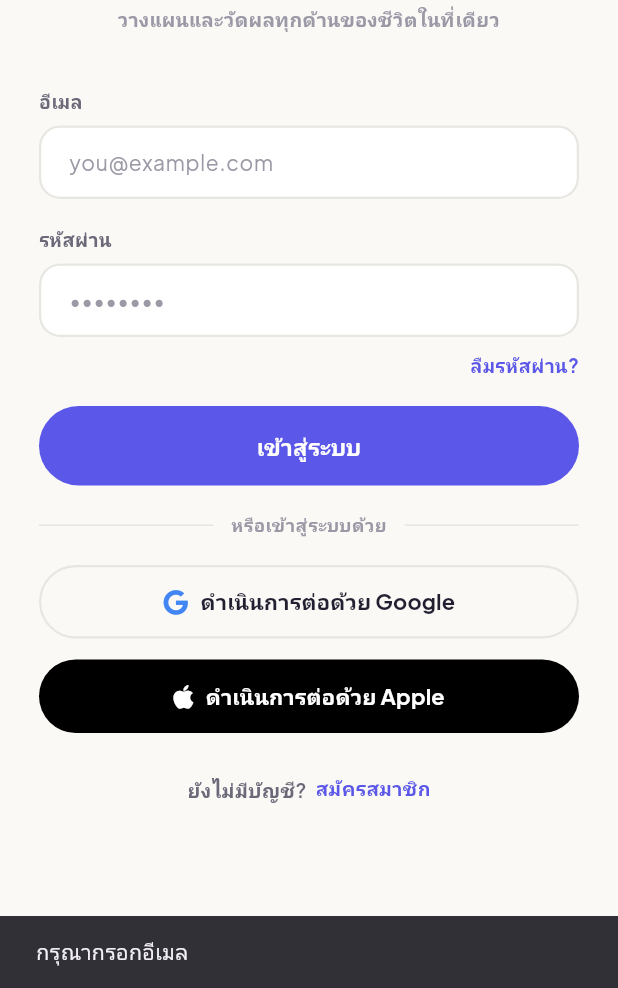
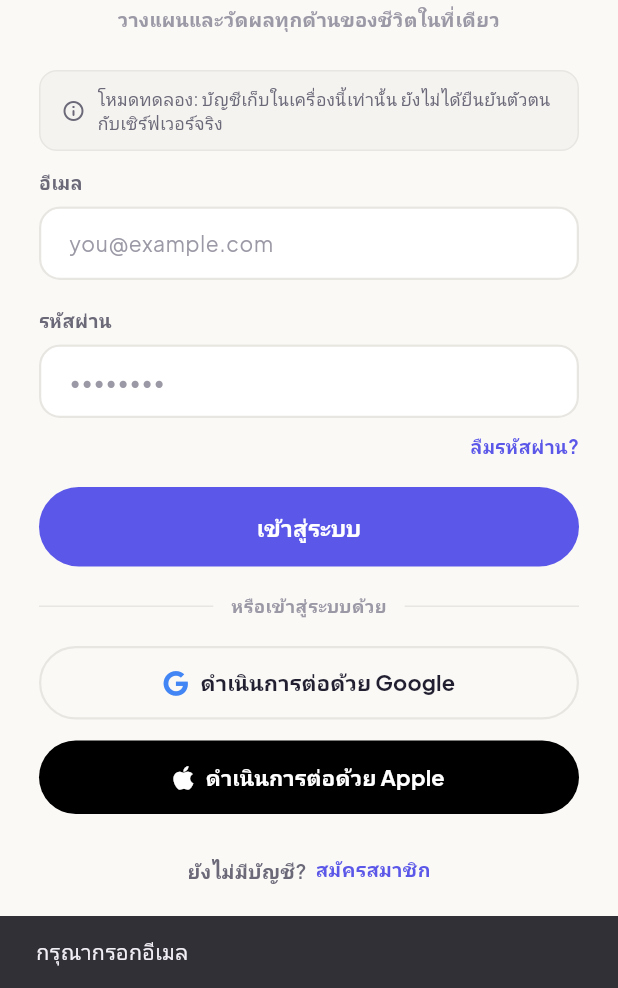
Before and after one commit to pakaneeserviceprogram-a11y/PROGRAMPLANNER, a Flutter app: the screen it shows after launch, after a tap on "เข้าสู่ระบบ", on a phone screen of 412 x 824 dp, the part 248-1236 px from its top. Run offline on Flutter 3.47's test engine with Material 3 defaults, Android fonts, the phone set to English and light mode, and no system bars; our stand-ins replace file_picker, flutter_local_notifications, flutter_timezone, font_awesome_flutter, google_fonts, hive_flutter and 2 more; accounts and stored records are empty.

Commit message:
แยกการยืนยันตัวตนเป็นชั้น AuthService เตรียมต่อระบบล็อกอินจริง
- AuthService (abstract) + AuthResult + AuthValidation และ LocalAuthService (พฤติกรรมเดิม บัญชีในเครื่อง)
- หน้า Login/Register/Profile/main.dart เรียกผ่าน AuthService.instance ไม่แตะ UserRepository ตรง ๆ
- หน้าเข้าสู่ระบบขึ้นแถบ "โหมดทดลอง" เมื่อยังไม่ใช่การยืนยันตัวตนจริง (หายเองเมื่อ isReal = true)
- ขั้นตอนต่อ Firebase Auth เขียนไว้ที่หัวไฟล์ auth_service.dart
- test ใหม่ auth_service_test.dart (9) รวม 131 tests

Co-Authored-By: Claude Opus 5 <noreply@anthropic.com>
Claude-Session: https://claude.ai/code/session_019gGnQ312srrT2TZEqFgTSj

```diff
--- /dev/null
+++ b/lifeplan_app/lib/data/auth/auth_service.dart
@@ -0,0 +1,69 @@
+import '../../models/user_profile.dart';
+import 'local_auth_service.dart';
+
+/// ผลของการเข้าสู่ระบบ/สมัครสมาชิก — ล้มเหลวได้พร้อมข้อความไทยที่เอาไปโชว์ SnackBar ได้เลย
+class AuthResult {
+  final UserProfile? user;
+  final String? errorMessage;
+
+  const AuthResult.success(UserProfile this.user) : errorMessage = null;
+  const AuthResult.failure(String this.errorMessage) : user = null;
+
+  bool get isSuccess => user != null;
+}
+
+/// ชั้นกลางของการยืนยันตัวตน — หน้า Login/Register เรียกผ่านตัวนี้เท่านั้น
+/// ไม่แตะ `UserRepository` ตรง ๆ เพื่อให้สลับไปใช้บริการจริงได้โดยไม่ต้องแก้หน้าจอ
+///
+/// ตอนนี้ค่าเริ่มต้นคือ [LocalAuthService] = **บัญชีในเครื่อง ยังไม่ยืนยันตัวตนจริง**
+/// (รหัสผ่านไม่ได้ถูกเก็บหรือตรวจสอบ — อย่าเอาไปใช้กับข้อมูลที่ต้องการความปลอดภัยจริง)
+///
+/// **วิธีต่อของจริงภายหลัง** (เช่น Firebase Auth):
+/// 1. เพิ่ม `firebase_core` + `firebase_auth` (และ `google_sign_in` / `sign_in_with_apple` ถ้าต้องการปุ่มโซเชียล) ใน `pubspec.yaml`
+/// 2. วาง `android/app/google-services.json` (+ ลงทะเบียน SHA-1 ของ keystore ทั้ง debug และ release)
+/// 3. เขียน `FirebaseAuthService implements AuthService` ในโฟลเดอร์นี้ — แปลง `User` ของ Firebase เป็น [UserProfile]
+///    (ใช้ `uid` เป็น `id` เพื่อให้ตรงกับ `userId` ที่ DATA_MODEL ออกแบบไว้สำหรับ sync)
+/// 4. `AuthService.instance = FirebaseAuthService();` ใน `main()` ก่อน `runApp` — หน้าจอไม่ต้องแก้
+/// 5. ตั้ง `isReal` เป็น true แถบ "โหมดทดลอง" บนหน้าเข้าสู่ระบบจะหายไปเอง
+abstract class AuthService {
+  /// จุดสลับ implementation — ตั้งค่าใน `main()` ก่อน `runApp` ได้
+  static AuthService instance = LocalAuthService();
+
+  /// บัญชีที่ล็อกอินอยู่ (null = ยังไม่ได้ล็อกอิน)
+  UserProfile? currentUser();
+
+  Future<AuthResult> signInWithEmail({required String email, required String password});
+
+  Future<AuthResult> registerWithEmail({required String name, required String email, required String password});
+
+  /// ปุ่ม Google / Apple — [provider] ต้องไม่ใช่ [AuthProvider.email]
+  Future<AuthResult> signInWithProvider(AuthProvider provider);
+
+  Future<void> signOut();
+
+  /// false = ยังเป็นบัญชีในเครื่อง (หน้าเข้าสู่ระบบจะขึ้นแถบบอกผู้ใช้ว่าเป็นโหมดทดลอง)
+  bool get isReal;
+}
+
+/// ตรวจข้อมูลที่ผู้ใช้กรอก — แยกไว้ตรงกลางเพื่อให้ implementation จริงใช้ข้อความเดียวกัน
+/// คืน null = ผ่าน, คืนข้อความ = ไม่ผ่าน
+class AuthValidation {
+  AuthValidation._();
+
+  static const minPasswordLength = 8;
+
+  static String? email(String email) {
+    if (email.trim().isEmpty) return 'กรุณากรอกอีเมล';
+    // ตรวจแค่รูปแบบพื้นฐาน (มี @ และจุดหลัง @) ที่เหลือให้เซิร์ฟเวอร์ตรวจตอนต่อของจริง
+    final ok = RegExp(r'^[^@\s]+@[^@\s]+\.[^@\s]+$').hasMatch(email.trim());
+    return ok ? null : 'รูปแบบอีเมลไม่ถูกต้อง';
+  }
+
+  static String? password(String password) =>
+      password.length < minPasswordLength ? 'รหัสผ่านต้องมีอย่างน้อย $minPasswordLength ตัวอักษร' : null;
+
+  static String? name(String name) => name.trim().isEmpty ? 'กรุณากรอกชื่อ' : null;
+
+  static String? passwordConfirm(String password, String confirm) =>
+      password == confirm ? null : 'รหัสผ่านไม่ตรงกัน';
+}
--- /dev/null
+++ b/lifeplan_app/lib/data/auth/local_auth_service.dart
@@ -0,0 +1,61 @@
+import '../../models/user_profile.dart';
+import '../id_gen.dart';
+import '../repositories/user_repository.dart';
+import 'auth_service.dart';
+
+/// บัญชีในเครื่องล้วน (Hive) — ยังไม่มีการยืนยันตัวตนจริงกับเซิร์ฟเวอร์
+///
+/// **รหัสผ่านไม่ถูกเก็บและไม่ถูกตรวจสอบ** ตรวจแค่รูปแบบให้ผู้ใช้เห็นข้อความเหมือนของจริง
+/// เพื่อให้เปลี่ยนไปใช้ [AuthService] ตัวจริงแล้ว UX ไม่เปลี่ยน (ดูขั้นตอนที่ `auth_service.dart`)
+class LocalAuthService implements AuthService {
+  final UserRepository _users;
+
+  LocalAuthService({UserRepository? users}) : _users = users ?? UserRepository();
+
+  @override
+  bool get isReal => false;
+
+  @override
+  UserProfile? currentUser() => _users.getCurrent();
+
+  @override
+  Future<AuthResult> signInWithEmail({required String email, required String password}) async {
+    final error = AuthValidation.email(email) ?? AuthValidation.password(password);
+    if (error != null) return AuthResult.failure(error);
+
+    final clean = email.trim();
+    final existing = _users.getCurrent();
+    // อีเมลเดิม = บัญชีเดิม (ชื่อ/เป้าหมายที่ตั้งไว้ไม่หาย), อีเมลใหม่ = สร้างบัญชีในเครื่องให้เลย
+    final user = existing != null && existing.email.toLowerCase() == clean.toLowerCase()
+        ? existing
+        : UserProfile(id: newId(), name: clean.split('@').first, email: clean, authProvider: AuthProvider.email);
+    await _users.save(user);
+    return AuthResult.success(user);
+  }
+
+  @override
+  Future<AuthResult> registerWithEmail({required String name, required String email, required String password}) async {
+    final error = AuthValidation.name(name) ?? AuthValidation.email(email) ?? AuthValidation.password(password);
+    if (error != null) return AuthResult.failure(error);
+
+    final user = UserProfile(id: newId(), name: name.trim(), email: email.trim(), authProvider: AuthProvider.email);
+    await _users.save(user);
+    return AuthResult.success(user);
+  }
+
+  @override
+  Future<AuthResult> signInWithProvider(AuthProvider provider) async {
+    if (provider == AuthProvider.email) {
+      return const AuthResult.failure('ต้องใช้ signInWithEmail สำหรับการเข้าสู่ระบบด้วยอีเมล');
+    }
+
+    // ยังไม่ได้ต่อ Google/Apple จริง — ใช้บัญชีเดิมถ้ามี ไม่งั้นสร้างบัญชีตัวอย่างในเครื่อง
+    final user = _users.getCurrent() ??
+        UserProfile(id: newId(), name: 'ผู้ใช้ LifePlan', email: 'you@example.com', authProvider: provider);
+    await _users.save(user);
+    return AuthResult.success(user);
+  }
+
+  @override
+  Future<void> signOut() => _users.signOut();
+}
--- a/lifeplan_app/lib/main.dart
+++ b/lifeplan_app/lib/main.dart
@@ -4,7 +4,7 @@ import 'package:flutter/material.dart';
 
 import 'data/hive_boxes.dart';
 import 'data/notifications.dart';
-import 'data/repositories/user_repository.dart';
+import 'data/auth/auth_service.dart';
 import 'data/seed_data.dart';
 import 'screens/auth/login_screen.dart';
 import 'screens/root_shell.dart';
@@ -39,7 +39,7 @@ class _LifePlanAppState extends State<LifePlanApp> {
 
   @override
   Widget build(BuildContext context) {
-    final loggedIn = UserRepository().getCurrent() != null;
+    final loggedIn = AuthService.instance.currentUser() != null;
     return MaterialApp(
       title: 'LifePlan',
       debugShowCheckedModeBanner: false,
--- a/lifeplan_app/lib/screens/auth/login_screen.dart
+++ b/lifeplan_app/lib/screens/auth/login_screen.dart
@@ -1,7 +1,6 @@
 import 'package:flutter/material.dart';
 
-import '../../data/id_gen.dart';
-import '../../data/repositories/user_repository.dart';
+import '../../data/auth/auth_service.dart';
 import '../../models/user_profile.dart';
 import '../../theme/app_colors.dart';
 import '../../widgets/auth_widgets.dart';
@@ -18,7 +17,8 @@ class LoginScreen extends StatefulWidget {
 class _LoginScreenState extends State<LoginScreen> {
   final _emailController = TextEditingController();
   final _passwordController = TextEditingController();
-  final _userRepo = UserRepository();
+  final _auth = AuthService.instance;
+  bool _busy = false;
 
   @override
   void dispose() {
@@ -27,31 +27,28 @@ class _LoginScreenState extends State<LoginScreen> {
     super.dispose();
   }
 
+  /// การยืนยันตัวตนทั้งหมดอยู่หลัง [AuthService] — หน้าจอนี้ไม่รู้ว่าเป็นบัญชีในเครื่องหรือของจริง
   Future<void> _signIn(AuthProvider provider) async {
-    final email = _emailController.text.trim();
-    if (provider == AuthProvider.email && email.isEmpty) {
-      ScaffoldMessenger.of(context).showSnackBar(const SnackBar(content: Text('กรุณากรอกอีเมล')));
+    if (_busy) return;
+    setState(() => _busy = true);
+    try {
+      final result = provider == AuthProvider.email
+          ? await _auth.signInWithEmail(email: _emailController.text, password: _passwordController.text)
+          : await _auth.signInWithProvider(provider);
+
+      if (!mounted) return;
+      if (!result.isSuccess) {
+        ScaffoldMessenger.of(context).showSnackBar(SnackBar(content: Text(result.errorMessage!)));
         return;
       }
 
-    // Reuse an existing local account if this email already signed up,
-    // otherwise create one on the fly — this is an on-device prototype
-    // with no real backend auth yet (see README "แผนขั้นตอนถัดไป").
-    final existing = _userRepo.getCurrent();
-    final user = existing ??
-        UserProfile(
-          id: newId(),
-          name: provider == AuthProvider.email ? email.split('@').first : 'ผู้ใช้ LifePlan',
-          email: provider == AuthProvider.email ? email : 'you@example.com',
-          authProvider: provider,
-        );
-    await _userRepo.save(user);
-
-    if (!mounted) return;
       Navigator.of(context).pushAndRemoveUntil(
         MaterialPageRoute(builder: (_) => const RootShell()),
         (route) => false,
       );
+    } finally {
+      if (mounted) setState(() => _busy = false);
+    }
   }
 
   @override
@@ -86,7 +83,9 @@ class _LoginScreenState extends State<LoginScreen> {
                 textAlign: TextAlign.center,
                 style: TextStyle(fontSize: 13, fontWeight: FontWeight.w600, color: AppColors.textFaint),
               ),
-              const SizedBox(height: 36),
+              const SizedBox(height: 24),
+              if (!_auth.isReal) const _PrototypeNotice(),
+              const SizedBox(height: 12),
               AuthField(label: 'อีเมล', hint: 'you@example.com', controller: _emailController, keyboardType: TextInputType.emailAddress),
               const SizedBox(height: 18),
               AuthField(label: 'รหัสผ่าน', hint: '••••••••', controller: _passwordController, obscureText: true),
@@ -123,3 +122,32 @@ class _LoginScreenState extends State<LoginScreen> {
     );
   }
 }
+
+/// บอกตรง ๆ ว่าบัญชียังอยู่ในเครื่อง — ซ่อนอัตโนมัติเมื่อต่อ AuthService ตัวจริง (isReal = true)
+class _PrototypeNotice extends StatelessWidget {
+  const _PrototypeNotice();
+
+  @override
+  Widget build(BuildContext context) {
+    return Container(
+      padding: const EdgeInsets.symmetric(horizontal: 14, vertical: 10),
+      decoration: BoxDecoration(
+        color: AppColors.surface2,
+        borderRadius: BorderRadius.circular(12),
+        border: Border.all(color: AppColors.border),
+      ),
+      child: const Row(
+        children: [
+          Icon(Icons.info_outline_rounded, size: 16, color: AppColors.textMuted),
+          SizedBox(width: 8),
+          Expanded(
+            child: Text(
+              'โหมดทดลอง: บัญชีเก็บในเครื่องนี้เท่านั้น ยังไม่ได้ยืนยันตัวตนกับเซิร์ฟเวอร์จริง',
+              style: TextStyle(fontSize: 11.5, height: 1.4, color: AppColors.textMuted),
+            ),
+          ),
+        ],
+      ),
+    );
+  }
+}
--- a/lifeplan_app/lib/screens/profile_screen.dart
+++ b/lifeplan_app/lib/screens/profile_screen.dart
@@ -1,5 +1,6 @@
 import 'package:flutter/material.dart';
 
+import '../data/auth/auth_service.dart';
 import '../data/repositories/user_repository.dart';
 import '../models/user_profile.dart';
 import '../theme/app_colors.dart';
@@ -90,7 +91,7 @@ class ProfileScreen extends StatelessWidget {
                 width: double.infinity,
                 child: OutlinedButton(
                   onPressed: () async {
-                    await userRepo.signOut();
+                    await AuthService.instance.signOut();
                     if (!context.mounted) return;
                     Navigator.of(context).pushAndRemoveUntil(
                       MaterialPageRoute(builder: (_) => const LoginScreen()),
```
Also changed, not shown: lifeplan_app/lib/screens/auth/register_screen.dart (+34 -28 lines), 3 other files. Lines whose indentation alone changed are shown as unchanged.
